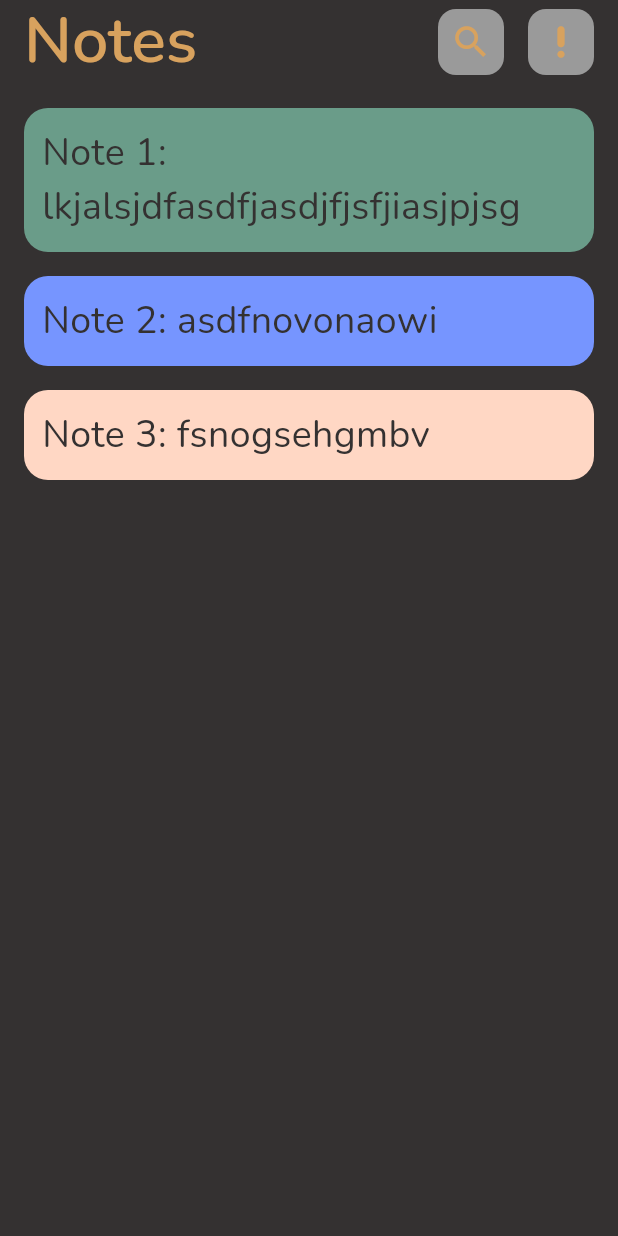
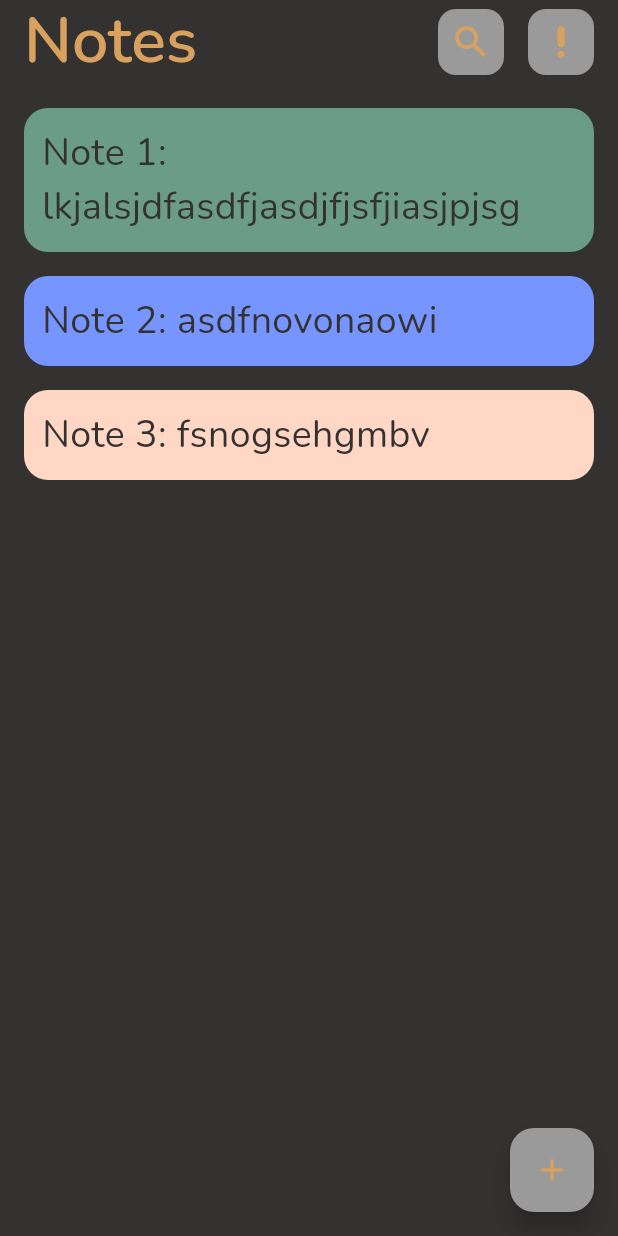
Before and after one commit to wael-saif23/idea-box-app, a Flutter app: the screen it shows after launch, on a phone screen of 412 x 824 dp. Run offline on Flutter 3.47's test engine with Material 3 defaults, Android fonts, the phone set to English and light mode, and no system bars; drawn by our look-alikes of flutter_slidable; our stand-ins replace hive_flutter; accounts and stored records are empty.

Commit message:
home Feature : finsh home view UI

```diff
--- a/lib/core/helper_functions/app_routes.dart
+++ b/lib/core/helper_functions/app_routes.dart
@@ -1,4 +1,5 @@
 import 'package:flutter/material.dart';
+import 'package:idea_box_app/views/add_note_view.dart';
 import 'package:idea_box_app/views/details_view.dart';
 import 'package:idea_box_app/views/home_view.dart';
 import 'package:idea_box_app/views/splash_view.dart';
@@ -7,6 +8,7 @@ class AppRoutes {
   static const String splash = '/';
   static const String homeView = '/home view';
   static const String detailsView = '/details view';
+  static const String addNoteView = '/add note view';
   static Route<dynamic>? onGenerateRoute(RouteSettings settings) {
     switch (settings.name) {
       case splash:
@@ -25,6 +27,11 @@ class AppRoutes {
           settings: RouteSettings(arguments: settings.arguments),
         );
 
+      case addNoteView:
+        return MaterialPageRoute(
+          builder: (context) => const AddNoteView(),
+        );
+
       default:
         return MaterialPageRoute(
           builder: (context) => const SplashView(),
--- a/lib/views/home_view.dart
+++ b/lib/views/home_view.dart
@@ -1,5 +1,6 @@
 import 'package:flutter/material.dart';
 import 'package:idea_box_app/core/helper_functions/app_routes.dart';
+import 'package:idea_box_app/core/utils/styles/app_colors.dart';
 import 'package:idea_box_app/model/note_model.dart';
 import 'package:idea_box_app/views/widgets/custom_button.dart';
 import 'package:idea_box_app/views/widgets/custom_note_item.dart';
@@ -10,6 +11,7 @@ class HomeView extends StatelessWidget {
   @override
   Widget build(BuildContext context) {
     return Scaffold(
+      floatingActionButton: _getFloatingActionButton(context),
       appBar: _getAppBar(),
       body: Padding(
         padding: const EdgeInsets.all(16),
@@ -21,8 +23,7 @@ class HomeView extends StatelessWidget {
               child: Expanded(
                 child: CustomNoteItem(
                   onPressedToDatailsView: () {
-                    Navigator.pushNamed(
-                        context, AppRoutes.detailsView,
+                    Navigator.pushNamed(context, AppRoutes.detailsView,
                         arguments: notes[index]);
                   },
                   colorCode: notes[index].colorCode,
@@ -36,10 +37,20 @@ class HomeView extends StatelessWidget {
     );
   }
 
+  FloatingActionButton _getFloatingActionButton(BuildContext context) {
+    return FloatingActionButton(
+      backgroundColor: AppColors.gray,
+      foregroundColor: AppColors.orange,
+      onPressed: () {
+        Navigator.pushNamed(context, AppRoutes.addNoteView);
+      },
+      child: const Icon(Icons.add),
+    );
+  }
+
   AppBar _getAppBar() {
     return AppBar(
       title: const Text('Notes'),
-
       actions: [
         CustomButton(iconData: Icons.search, onTap: () {}),
         const SizedBox(
@@ -53,8 +64,7 @@ class HomeView extends StatelessWidget {
     );
   }
 
-
- final List<NoteModel> notes = const [
+  final List<NoteModel> notes = const [
     NoteModel(
       idAtDatabase: 0,
       title: 'Note 1: lkjalsjdfasdfjasdjfjsfjiasjpjsg',
@@ -74,6 +84,4 @@ class HomeView extends StatelessWidget {
       colorCode: 0xffFFD7C4,
     ),
   ];
-
-
 }
```
Also changed, not shown: lib/views/add_note_view.dart (added, +14 -0 lines).
